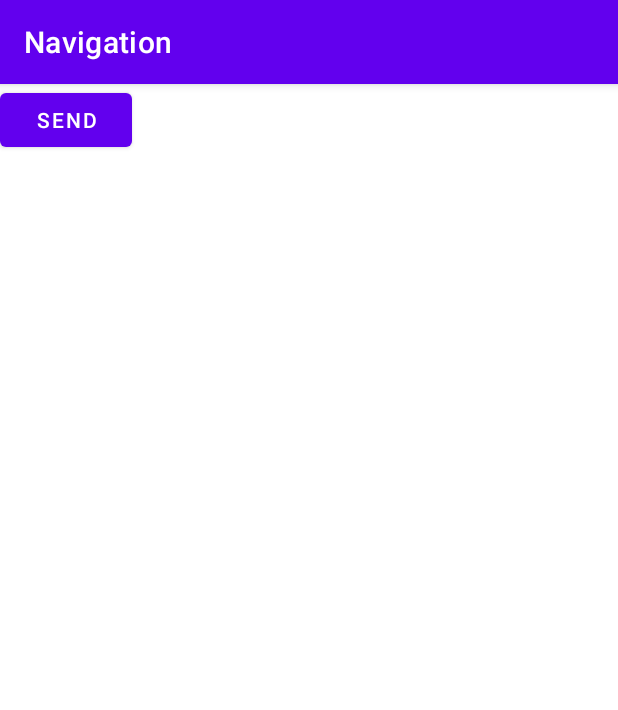
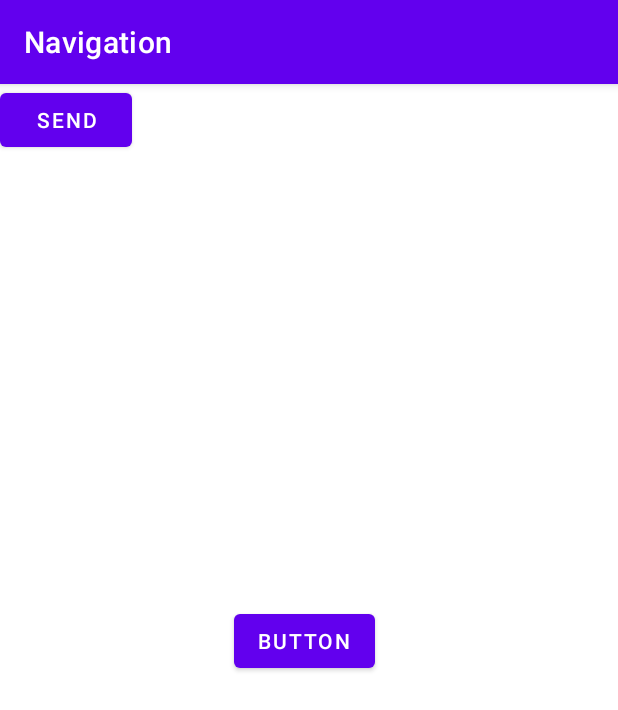
Before and after one commit to Rahul-KP/Navigation, an Android app: the screen it shows after launch (MapActivity), on a phone screen of 412 x 824 dp. Shown: the top 710 px of the screen. Run offline under Robolectric (Android 15) with nearby library versions, the light colour scheme and no system bars; our stand-ins replace Firebase (no records; nobody signed in at launch, a user with empty details on screens opened directly), Timber; libraries missing offline, so code that uses them is left out: com.mappls.sdk; plain views replace MapView; 6 statements that could not run were skipped.

Commit message:
Added a fragment

```diff
--- a/app/build.gradle
+++ b/app/build.gradle
@@ -38,6 +38,8 @@ android {
 }
 
 dependencies {
+    def fragment_version = "1.5.3"
+    implementation "androidx.fragment:fragment:$fragment_version"
     implementation platform('com.google.firebase:firebase-bom:30.4.1')
     implementation 'com.google.firebase:firebase-analytics'
     implementation 'com.mappls.sdk:mappls-android-sdk:8.0.0'
--- /dev/null
+++ b/app/src/main/java/com/ambulancepath/navigation/ExampleFragment.java
@@ -0,0 +1,10 @@
+package com.ambulancepath.navigation;
+
+import androidx.fragment.app.Fragment;
+
+
+public class ExampleFragment extends Fragment {
+    public ExampleFragment() {
+        super(R.layout.example_fragment);
+    }
+}
--- a/app/src/main/java/com/ambulancepath/navigation/MapActivity.java
+++ b/app/src/main/java/com/ambulancepath/navigation/MapActivity.java
@@ -21,5 +21,11 @@ public class MapActivity extends AppCompatActivity {
                 fd.sendData();
             }
         });
+        if (savedInstanceState == null) {
+            getSupportFragmentManager().beginTransaction()
+                    .setReorderingAllowed(true)
+                    .add(R.id.fragment_container_view, ExampleFragment.class, null)
+                    .commit();
+        }
     }
 }
--- a/app/src/main/res/layout/activity_map.xml
+++ b/app/src/main/res/layout/activity_map.xml
@@ -17,4 +17,10 @@
             android:text="SEND" />
     </com.mappls.sdk.maps.MapView>
 
+    <androidx.fragment.app.FragmentContainerView
+        xmlns:android="http://schemas.android.com/apk/res/android"
+        android:id="@+id/fragment_container_view"
+        android:layout_width="match_parent"
+        android:layout_height="match_parent" />
+
 </androidx.constraintlayout.widget.ConstraintLayout>
--- /dev/null
+++ b/app/src/main/res/layout/example_fragment.xml
@@ -0,0 +1,17 @@
+<?xml version="1.0" encoding="utf-8"?>
+<androidx.constraintlayout.widget.ConstraintLayout xmlns:android="http://schemas.android.com/apk/res/android"
+    xmlns:app="http://schemas.android.com/apk/res-auto"
+    xmlns:tools="http://schemas.android.com/tools"
+    android:layout_width="match_parent"
+    android:layout_height="match_parent">
+
+    <Button
+        android:id="@+id/button4"
+        android:layout_width="wrap_content"
+        android:layout_height="wrap_content"
+        android:layout_marginStart="156dp"
+        android:layout_marginTop="347dp"
+        android:text="Button"
+        app:layout_constraintStart_toStartOf="parent"
+        app:layout_constraintTop_toTopOf="parent" />
+</androidx.constraintlayout.widget.ConstraintLayout>
```
Also changed, not shown: 1 other file.
